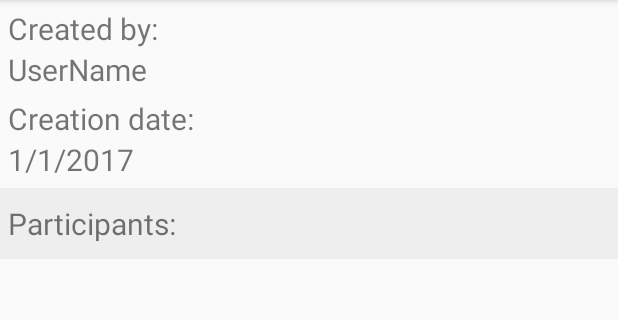
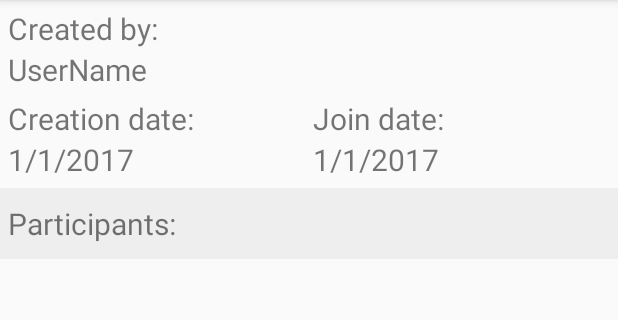
Before and after one commit to agbaria/SharedShoppingList, an Android app: the fragment ListInfoFragment shown on its own in the app's theme, on a phone screen of 412 x 824 dp, the part 84-404 px from its top. Run offline under Robolectric (Android 15) with nearby library versions, the phone set to English and light mode, and no system bars; our stand-ins replace Firebase (no records; nobody signed in at launch, a user with empty details on screens opened directly); 5 statements that could not run were skipped.

Commit message:
add list fragment

```diff
--- a/app/build.gradle
+++ b/app/build.gradle
@@ -33,4 +33,5 @@ dependencies {
     testCompile 'junit:junit:4.12'
 }
 
+
 apply plugin: 'com.google.gms.google-services'
--- a/app/src/main/java/dev/agbaria/sharedshoppinglist/Adapters/ListInfoAdapter.java
+++ b/app/src/main/java/dev/agbaria/sharedshoppinglist/Adapters/ListInfoAdapter.java
@@ -14,6 +14,7 @@ import com.google.firebase.database.DataSnapshot;
 import java.util.ArrayList;
 import java.util.Date;
 
+import dev.agbaria.sharedshoppinglist.Models.MySharedList;
 import dev.agbaria.sharedshoppinglist.Models.ShoppingList;
 import dev.agbaria.sharedshoppinglist.Models.User;
 import dev.agbaria.sharedshoppinglist.R;
@@ -27,11 +28,14 @@ public class ListInfoAdapter extends RecyclerView.Adapter<RecyclerView.ViewHolde
     private static final int FIRST = 1;
     private ArrayList<DataSnapshot> friends;
     private ShoppingList list;
+    private MySharedList myList;
     private LayoutInflater inflater;
 
-    public ListInfoAdapter(ArrayList<DataSnapshot> snapshots, ShoppingList list, FragmentActivity activity) {
+    public ListInfoAdapter(ArrayList<DataSnapshot> snapshots, ShoppingList list, MySharedList myList
+            , FragmentActivity activity) {
         this.friends = snapshots;
         this.list = list;
+        this.myList = myList;
         this.inflater = LayoutInflater.from(activity);
     }
 
@@ -53,8 +57,10 @@ public class ListInfoAdapter extends RecyclerView.Adapter<RecyclerView.ViewHolde
         if (viewType == FIRST){
             HeaderViewHolder viewHolder = (HeaderViewHolder) holder;
             viewHolder.listOwner.setText(list.getListOwner());
-            Date date = new Date(list.getCreationTimeStamp() * 1000L);
-            viewHolder.creationDate.setText(DateFormat.format("dd/MM/yyyy", date));
+            Date creationDate = new Date(list.getCreationTimeStamp() * 1000L);
+            viewHolder.creationDate.setText(DateFormat.format("dd/MM/yyyy", creationDate));
+            Date joinDate = new Date(myList.getJoinDate() * 1000L);
+            viewHolder.joinDate.setText(DateFormat.format("dd/MM/yyyy", joinDate));
         }
         else{
             FriendViewHolder viewHolder = (FriendViewHolder) holder;
@@ -71,7 +77,6 @@ public class ListInfoAdapter extends RecyclerView.Adapter<RecyclerView.ViewHolde
             });
         }
     }
-
 
     @Override
     public int getItemCount() {
@@ -90,11 +95,13 @@ public class ListInfoAdapter extends RecyclerView.Adapter<RecyclerView.ViewHolde
 
         public TextView listOwner;
         public TextView creationDate;
+        public TextView joinDate;
 
         public HeaderViewHolder(View v) {
             super(v);
             listOwner = (TextView) v.findViewById(R.id.tvListOwner);
             creationDate = (TextView) v.findViewById(R.id.tvCreationDate);
+            joinDate = (TextView) v.findViewById(R.id.tvJoinDate);
         }
     }
 
--- a/app/src/main/java/dev/agbaria/sharedshoppinglist/Fragments/ListInfoFragment.java
+++ b/app/src/main/java/dev/agbaria/sharedshoppinglist/Fragments/ListInfoFragment.java
@@ -19,6 +19,7 @@ import com.google.firebase.database.FirebaseDatabase;
 import java.util.ArrayList;
 
 import dev.agbaria.sharedshoppinglist.Adapters.ListInfoAdapter;
+import dev.agbaria.sharedshoppinglist.Models.MySharedList;
 import dev.agbaria.sharedshoppinglist.Models.ShoppingList;
 import dev.agbaria.sharedshoppinglist.Listeners.MyChildEventListener;
 import dev.agbaria.sharedshoppinglist.R;
@@ -30,18 +31,21 @@ public class ListInfoFragment extends Fragment {
 
     private static final String LIST_ID = "listID";
     private static final String LIST = "list";
+    private static final String MY_LIST = "myList";
 
     private String listID;
     private ShoppingList list;
+    private MySharedList myList;
     private ArrayList<DataSnapshot> snapshots;
     private View view;
     private MyChildEventListener myListener;
 
-    public static Fragment getInstance(String listID, ShoppingList list) {
+    public static Fragment getInstance(String listID, ShoppingList list, MySharedList myList) {
         Fragment fragment = new ListInfoFragment();
         Bundle bundle = new Bundle();
         bundle.putString(LIST_ID, listID);
         bundle.putSerializable(LIST, list);
+        bundle.putSerializable(MY_LIST, myList);
         fragment.setArguments(bundle);
         return fragment;
     }
@@ -58,6 +62,7 @@ public class ListInfoFragment extends Fragment {
         if(getArguments() != null) {
             this.listID = getArguments().getString(LIST_ID);
             this.list = (ShoppingList) getArguments().getSerializable(LIST);
+            this.myList = (MySharedList) getArguments().getSerializable(MY_LIST);
         }
         snapshots = new ArrayList<>();
     }
@@ -85,7 +90,7 @@ public class ListInfoFragment extends Fragment {
     private void initRecycler() {
         RecyclerView recycler = (RecyclerView) view.findViewById(R.id.recyclerParticipants);
         recycler.setLayoutManager(new LinearLayoutManager(getContext()));
-        ListInfoAdapter adapter = new ListInfoAdapter(snapshots, list, getActivity());
+        ListInfoAdapter adapter = new ListInfoAdapter(snapshots, list, myList, getActivity());
         recycler.setAdapter(adapter);
         myListener = new MyChildEventListener(snapshots, adapter);
     }
--- a/app/src/main/java/dev/agbaria/sharedshoppinglist/Fragments/SharedListsFragment.java
+++ b/app/src/main/java/dev/agbaria/sharedshoppinglist/Fragments/SharedListsFragment.java
@@ -27,6 +27,7 @@ import dev.agbaria.sharedshoppinglist.Utils;
  */
 public class SharedListsFragment extends Fragment {
 
+    private static final int ADD_LIST = 1;
     private String userID;
     private View view;
     private ArrayList<DataSnapshot> snapshots;
@@ -62,6 +63,7 @@ public class SharedListsFragment extends Fragment {
                 return true;
             case R.id.action_addList:
                 SavedListsFragment fragment = SavedListsFragment.getInstance(true);
+                fragment.setTargetFragment(this, ADD_LIST);
                 getActivity().getSupportFragmentManager().beginTransaction().replace(R.id.content_main, fragment)
                         .addToBackStack(null).commit();
                 return true;
--- a/app/src/main/java/dev/agbaria/sharedshoppinglist/Utils.java
+++ b/app/src/main/java/dev/agbaria/sharedshoppinglist/Utils.java
@@ -32,4 +32,9 @@ public class Utils {
         FirebaseUser currentUser = FirebaseAuth.getInstance().getCurrentUser();
         return currentUser.getEmail().replaceAll("\\.", ",");
     }
+
+    public static String getUserName() {
+        FirebaseUser currentUser = FirebaseAuth.getInstance().getCurrentUser();
+        return currentUser.getDisplayName();
+    }
 }
--- a/app/src/main/res/layout/list_info_header.xml
+++ b/app/src/main/res/layout/list_info_header.xml
@@ -22,24 +22,51 @@
         android:layout_marginLeft="5dp"
         android:layout_marginBottom="5dp"/>
 
+    <LinearLayout
+        android:layout_width="match_parent"
+        android:layout_height="wrap_content"
+        android:id="@+id/ll"
+        android:orientation="horizontal"
+        android:layout_below="@id/tvListOwner"
+        android:layout_marginLeft="5dp"
+        android:layout_marginBottom="5dp">
+        <LinearLayout
+            android:layout_width="0dp"
+            android:layout_height="wrap_content"
+            android:layout_weight="1"
+            android:orientation="vertical">
             <TextView
                 android:layout_width="wrap_content"
                 android:layout_height="wrap_content"
-        android:id="@+id/tv2"
                 android:text="Creation date: "
-        android:textSize="20sp"
-        android:layout_below="@id/tvListOwner"
-        android:layout_marginLeft="5dp"/>
+                android:textSize="20sp"/>
 
             <TextView
                 android:layout_width="wrap_content"
                 android:layout_height="wrap_content"
                 android:id="@+id/tvCreationDate"
                 android:text="1/1/2017"
-        android:textSize="20sp"
-        android:layout_below="@id/tv2"
-        android:layout_marginLeft="5dp"
-        android:layout_marginBottom="5dp"/>
+                android:textSize="20sp"/>
+        </LinearLayout>
+        <LinearLayout
+            android:layout_width="0dp"
+            android:layout_height="wrap_content"
+            android:layout_weight="1"
+            android:orientation="vertical">
+            <TextView
+                android:layout_width="wrap_content"
+                android:layout_height="wrap_content"
+                android:text="Join date: "
+                android:textSize="20sp"/>
+
+            <TextView
+                android:layout_width="wrap_content"
+                android:layout_height="wrap_content"
+                android:id="@+id/tvJoinDate"
+                android:text="1/1/2017"
+                android:textSize="20sp"/>
+        </LinearLayout>
+    </LinearLayout>
 
     <TextView
         android:layout_width="match_parent"
@@ -49,7 +76,7 @@
         android:textSize="20sp"
         android:padding="10dp"
         android:background="#EEEEEE"
-        android:layout_below="@+id/tvCreationDate"
+        android:layout_below="@id/ll"
         android:layout_alignParentLeft="true"
         android:layout_alignParentStart="true"
         android:paddingStart="5dp"
--- a/app/src/main/res/layout/saved_lists_header.xml
+++ b/app/src/main/res/layout/saved_lists_header.xml
@@ -8,8 +8,7 @@
         android:layout_width="match_parent"
         android:layout_height="wrap_content"
         android:id="@+id/btnCreateList"
-        android:text="@string/create_new_list"
-        android:layout_centerHorizontal="true"/>
+        android:text="@string/create_new_list"/>
 
     <TextView
         android:layout_width="wrap_content"
```
Also changed, not shown: app/src/main/java/dev/agbaria/sharedshoppinglist/Adapters/SavedListsAdapter.java (+14 -9 lines), app/src/main/java/dev/agbaria/sharedshoppinglist/Adapters/SharedListsAdapter.java (+21 -3 lines), app/src/main/java/dev/agbaria/sharedshoppinglist/Fragments/AddListFragment.java (added, +62 -0 lines), app/src/main/java/dev/agbaria/sharedshoppinglist/Fragments/FriendsFragment.java (+11 -4 lines), app/src/main/java/dev/agbaria/sharedshoppinglist/Fragments/ListItemsFragment.java (+13 -5 lines), app/src/main/java/dev/agbaria/sharedshoppinglist/Fragments/SavedListsFragment.java (+42 -7 lines), app/src/main/java/dev/agbaria/sharedshoppinglist/Listeners/ListNameListener.java (added, +12 -0 lines), app/src/main/java/dev/agbaria/sharedshoppinglist/Models/MySharedList.java (added, +37 -0 lines), app/src/main/java/dev/agbaria/sharedshoppinglist/Models/ShoppingList.java (+21 -1 lines), app/src/main/res/layout/fragment_add_list.xml (added, +37 -0 lines). Lines whose indentation alone changed are shown as unchanged.
